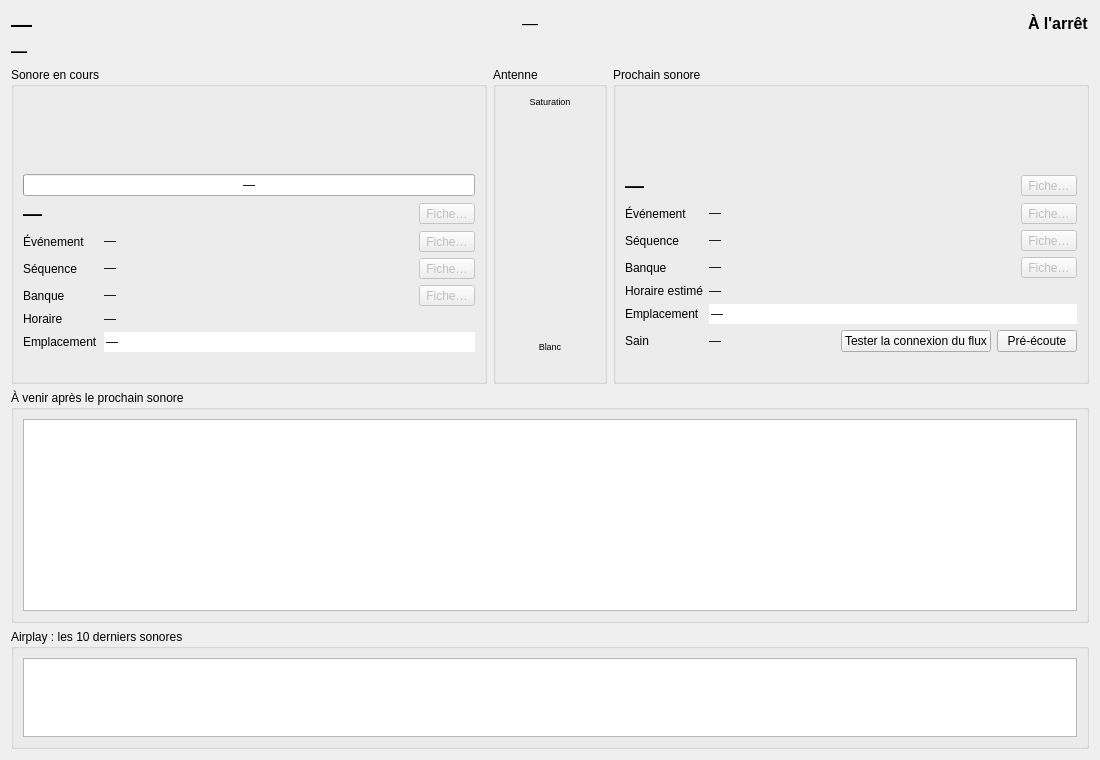
First picture: the form in src/machincast/interface/ui/default_screen.ui, repository dascritch/machincast, before the edit.
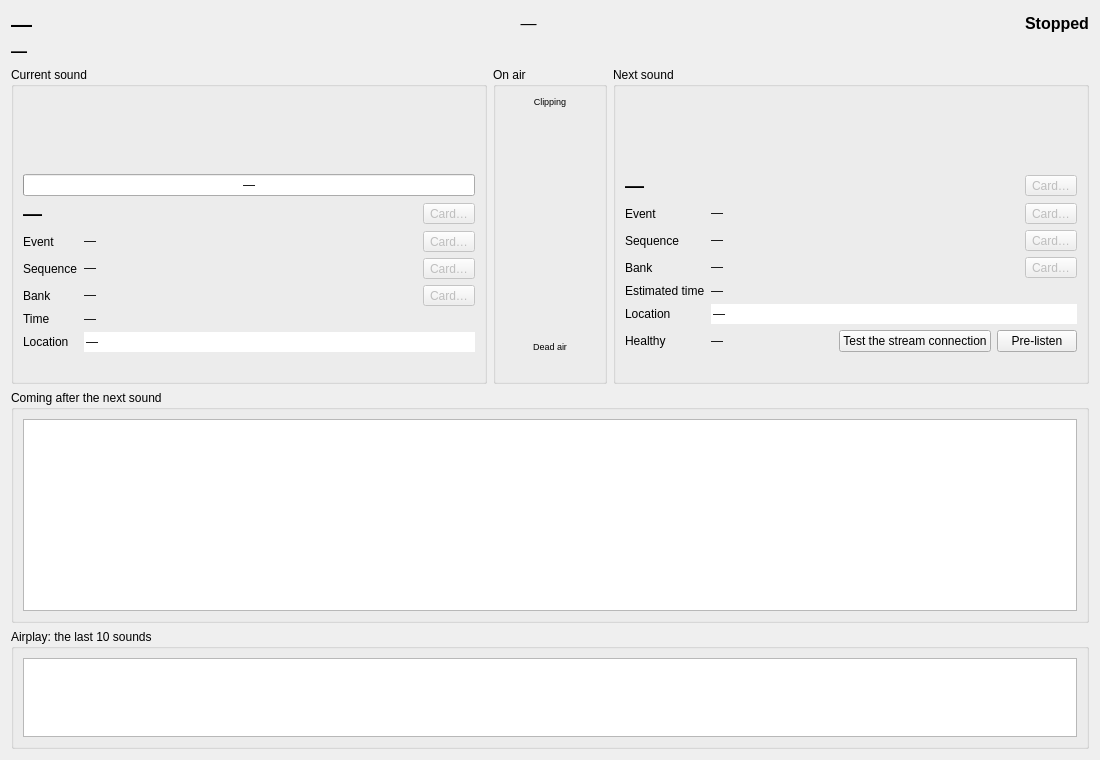
Second picture: the form after the edit.

```diff
--- a/src/machincast/interface/ui/default_screen.ui
+++ b/src/machincast/interface/ui/default_screen.ui
@@ -67,7 +67,7 @@
         </font>
        </property>
        <property name="text">
-        <string>À l'arrêt</string>
+        <string>Stopped</string>
        </property>
        <property name="textInteractionFlags">
         <set>Qt::TextInteractionFlag::TextSelectableByMouse</set>
@@ -106,7 +106,7 @@
      <item>
       <widget class="QGroupBox" name="ongoing_frame">
        <property name="title">
-        <string>Sonore en cours</string>
+        <string>Current sound</string>
        </property>
        <layout class="QVBoxLayout" name="ongoing_layout">
         <item>
@@ -161,7 +161,7 @@
            <string>Ouvrir la fiche du sonore</string>
           </property>
           <property name="text">
-           <string>Fiche…</string>
+           <string>Card…</string>
           </property>
           <property name="enabled">
            <bool>false</bool>
@@ -175,7 +175,7 @@
           <item row="0" column="0">
            <widget class="QLabel" name="ongoing_event_heading">
             <property name="text">
-             <string>Événement</string>
+             <string>Event</string>
             </property>
            </widget>
           </item>
@@ -200,7 +200,7 @@
            <string>Ouvrir la fiche de l'événement</string>
           </property>
           <property name="text">
-           <string>Fiche…</string>
+           <string>Card…</string>
           </property>
           <property name="enabled">
            <bool>false</bool>
@@ -212,7 +212,7 @@
           <item row="1" column="0">
            <widget class="QLabel" name="ongoing_sequence_heading">
             <property name="text">
-             <string>Séquence</string>
+             <string>Sequence</string>
             </property>
            </widget>
           </item>
@@ -237,7 +237,7 @@
            <string>Ouvrir la fiche de la séquence</string>
           </property>
           <property name="text">
-           <string>Fiche…</string>
+           <string>Card…</string>
           </property>
           <property name="enabled">
            <bool>false</bool>
@@ -249,7 +249,7 @@
           <item row="2" column="0">
            <widget class="QLabel" name="ongoing_bank_heading">
             <property name="text">
-             <string>Banque</string>
+             <string>Bank</string>
             </property>
            </widget>
           </item>
@@ -274,7 +274,7 @@
            <string>Ouvrir la fiche de la banque</string>
           </property>
           <property name="text">
-           <string>Fiche…</string>
+           <string>Card…</string>
           </property>
           <property name="enabled">
            <bool>false</bool>
@@ -286,7 +286,7 @@
           <item row="3" column="0">
            <widget class="QLabel" name="ongoing_schedule_heading">
             <property name="text">
-             <string>Horaire</string>
+             <string>Time</string>
             </property>
            </widget>
           </item>
@@ -306,7 +306,7 @@
           <item row="4" column="0">
            <widget class="QLabel" name="ongoing_location_heading">
             <property name="text">
-             <string>Emplacement</string>
+             <string>Location</string>
             </property>
            </widget>
           </item>
@@ -350,7 +350,7 @@
         </size>
        </property>
        <property name="title">
-        <string>Antenne</string>
+        <string>On air</string>
        </property>
        <layout class="QVBoxLayout" name="on_air_layout" stretch="0,1,0,0">
         <item>
@@ -364,7 +364,7 @@
            <string>Une crête à -1 dBFS ou plus, dans les 3 dernières secondes</string>
           </property>
           <property name="text">
-           <string>Saturation</string>
+           <string>Clipping</string>
           </property>
           <property name="alignment">
            <set>Qt::AlignmentFlag::AlignCenter</set>
@@ -398,7 +398,7 @@
            <string>Plus de 5 secondes sous -50 dBFS</string>
           </property>
           <property name="text">
-           <string>Blanc</string>
+           <string>Dead air</string>
           </property>
           <property name="alignment">
            <set>Qt::AlignmentFlag::AlignCenter</set>
@@ -421,7 +421,7 @@
      <item>
       <widget class="QGroupBox" name="next_frame">
        <property name="title">
-        <string>Prochain sonore</string>
+        <string>Next sound</string>
        </property>
        <layout class="QVBoxLayout" name="next_layout">
         <item>
@@ -463,7 +463,7 @@
            <string>Ouvrir la fiche du sonore</string>
           </property>
           <property name="text">
-           <string>Fiche…</string>
+           <string>Card…</string>
           </property>
           <property name="enabled">
            <bool>false</bool>
@@ -477,7 +477,7 @@
           <item row="0" column="0">
            <widget class="QLabel" name="next_event_heading">
             <property name="text">
-             <string>Événement</string>
+             <string>Event</string>
             </property>
            </widget>
           </item>
@@ -502,7 +502,7 @@
            <string>Ouvrir la fiche de l'événement</string>
           </property>
           <property name="text">
-           <string>Fiche…</string>
+           <string>Card…</string>
           </property>
           <property name="enabled">
            <bool>false</bool>
@@ -514,7 +514,7 @@
           <item row="1" column="0">
            <widget class="QLabel" name="next_sequence_heading">
             <property name="text">
-             <string>Séquence</string>
+             <string>Sequence</string>
             </property>
            </widget>
           </item>
@@ -539,7 +539,7 @@
            <string>Ouvrir la fiche de la séquence</string>
           </property>
           <property name="text">
-           <string>Fiche…</string>
+           <string>Card…</string>
           </property>
           <property name="enabled">
            <bool>false</bool>
@@ -551,7 +551,7 @@
           <item row="2" column="0">
            <widget class="QLabel" name="next_bank_heading">
             <property name="text">
-             <string>Banque</string>
+             <string>Bank</string>
             </property>
            </widget>
           </item>
@@ -576,7 +576,7 @@
            <string>Ouvrir la fiche de la banque</string>
           </property>
           <property name="text">
-           <string>Fiche…</string>
+           <string>Card…</string>
           </property>
           <property name="enabled">
            <bool>false</bool>
@@ -588,7 +588,7 @@
           <item row="3" column="0">
            <widget class="QLabel" name="next_schedule_heading">
             <property name="text">
-             <string>Horaire estimé</string>
+             <string>Estimated time</string>
             </property>
            </widget>
           </item>
@@ -608,7 +608,7 @@
           <item row="4" column="0">
            <widget class="QLabel" name="next_location_heading">
             <property name="text">
-             <string>Emplacement</string>
+             <string>Location</string>
             </property>
            </widget>
           </item>
@@ -628,7 +628,7 @@
           <item row="5" column="0">
            <widget class="QLabel" name="next_healthy_heading">
             <property name="text">
-             <string>Sain</string>
+             <string>Healthy</string>
             </property>
            </widget>
           </item>
@@ -663,7 +663,7 @@
                <string>Se connecter au flux du prochain sonore, sans rien jouer : reçoit-il du son, de quel type, à quel débit ?</string>
               </property>
               <property name="text">
-               <string>Tester la connexion du flux</string>
+               <string>Test the stream connection</string>
               </property>
              </widget>
             </item>
@@ -673,7 +673,7 @@
                <string>Écouter le prochain sonore sur la sortie de pré-écoute, jamais sur l'antenne</string>
               </property>
               <property name="text">
-               <string>Pré-écoute</string>
+               <string>Pre-listen</string>
               </property>
              </widget>
             </item>
@@ -712,7 +712,7 @@
    <item>
     <widget class="QGroupBox" name="upcoming_frame">
      <property name="title">
-      <string>À venir après le prochain sonore</string>
+      <string>Coming after the next sound</string>
      </property>
      <layout class="QVBoxLayout" name="upcoming_layout">
       <item>
@@ -752,7 +752,7 @@
    <item>
     <widget class="QGroupBox" name="airplay_frame">
      <property name="title">
-      <string>Airplay : les 10 derniers sonores</string>
+      <string>Airplay: the last 10 sounds</string>
      </property>
      <layout class="QVBoxLayout" name="airplay_layout">
       <item>
```
Left out of the diff: 74 changed lines with no effect on the pictures.
